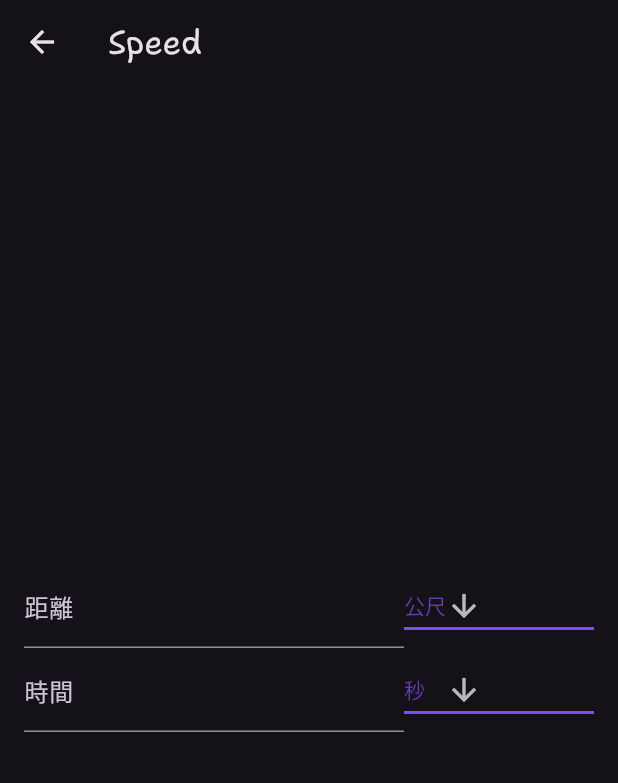
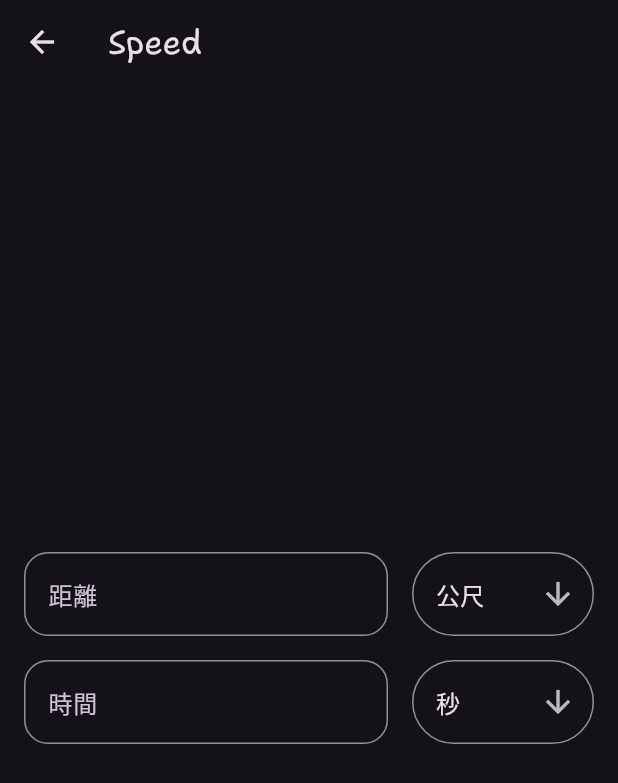
Before and after one commit to XunZhang-anson/website, a Flutter app: the SpeedPage screen opened by its route, on a phone screen of 412 x 824 dp. Shown: the top 783 px of the screen. Run offline on Flutter 3.47's test engine with Material 2 defaults, Android fonts, the light colour scheme and no system bars; project files that could hold a hidden picture were left out.

Commit message:
speed decoration

```diff
--- a/lib/pages/speed.dart
+++ b/lib/pages/speed.dart
@@ -39,22 +39,26 @@ class _SpeedPageState extends State<SpeedPage> {
                       _calculate();
                     },
                     decoration: const InputDecoration(
+                      border: OutlineInputBorder(
+                        borderRadius: BorderRadius.all(Radius.circular(16.0)),
+                      ),
                       labelText: '距離',
                       hintText: '請輸入距離',
                     ),
                   ),
                 ),
+                const SizedBox(width: 16.0),
                 Expanded(
                   flex: 1,
-                  child: DropdownButton<String>(
+                  child: DropdownButtonFormField<String>(
                     value: dropdownValue,
                     icon: const Icon(Icons.arrow_downward),
                     iconSize: 24,
                     elevation: 16,
-                    style: const TextStyle(color: Colors.deepPurple),
-                    underline: Container(
-                      height: 2,
-                      color: Colors.deepPurpleAccent,
+                    decoration: const InputDecoration(
+                      border: OutlineInputBorder(
+                        borderRadius: BorderRadius.all(Radius.circular(30.0)),
+                      ),
                     ),
                     onChanged: (String? newValue) {
                       setState(() {
@@ -73,6 +77,7 @@ class _SpeedPageState extends State<SpeedPage> {
                 )
               ],
             ),
+            const SizedBox(height: 16.0),
             Row(
               children: [
                 Expanded(
@@ -84,22 +89,27 @@ class _SpeedPageState extends State<SpeedPage> {
                       _calculate();
                     },
                     decoration: const InputDecoration(
+                      border: OutlineInputBorder(
+                        borderRadius: BorderRadius.all(Radius.circular(16.0)),
+                      ),
                       labelText: '時間',
                       hintText: '請輸入時間',
                     ),
                   ),
                 ),
+                const SizedBox(width: 16.0),
                 Expanded(
                     flex: 1,
-                    child: DropdownButton<String>(
+                    child: DropdownButtonFormField<String>(
                       value: dropdownValue2,
                       icon: const Icon(Icons.arrow_downward),
                       iconSize: 24,
                       elevation: 16,
-                      style: const TextStyle(color: Colors.deepPurple),
-                      underline: Container(
-                        height: 2,
-                        color: Colors.deepPurpleAccent,
+                      decoration: const InputDecoration(
+                        border: OutlineInputBorder(
+                          borderRadius:
+                              BorderRadius.all(Radius.circular(30.0)),
+                        ),
                       ),
                       onChanged: (String? newValue) {
                         setState(() {
```
